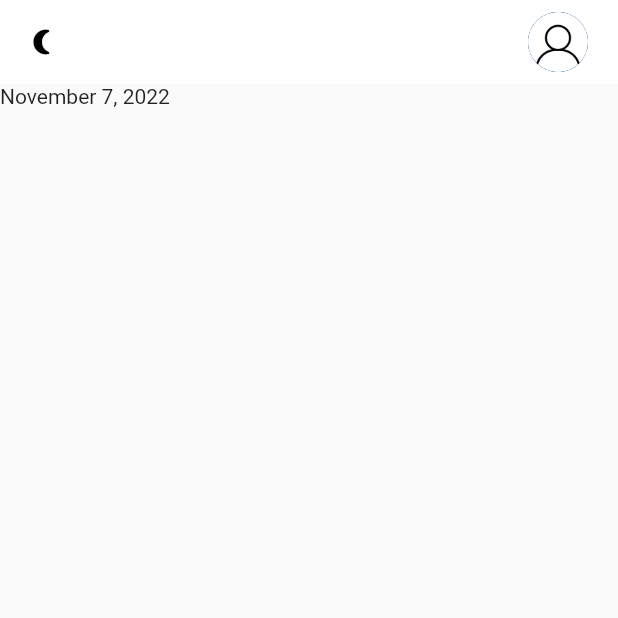
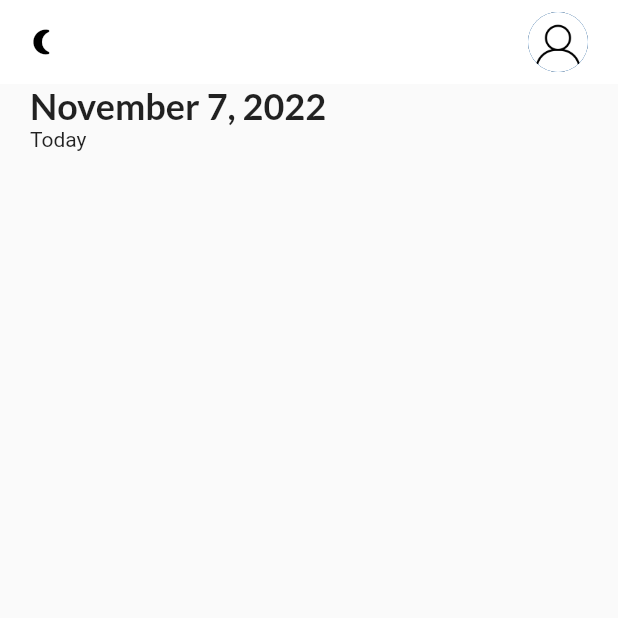
Before and after one commit to K1mJongSeong/Task, a Flutter app: the screen it shows after launch, on a phone screen of 412 x 824 dp, the top half of it. Run offline on Flutter 3.47's test engine with Material 2 defaults, Android fonts, the light colour scheme and no system bars; our stand-ins replace flutter_local_notifications, get, get_storage, google_fonts, timezone.

Commit message:
2022/11/7

```diff
--- a/lib/ui/home_page.dart
+++ b/lib/ui/home_page.dart
@@ -2,6 +2,7 @@ import 'package:flutter/material.dart';
 import 'package:get/get.dart';
 import 'package:intl/intl.dart';
 import 'package:untitled/services/notification_services.dart';
+import 'package:untitled/ui/theme.dart';
 
 import '../services/theme_services.dart';
 
@@ -30,10 +31,16 @@ class _HomePageState extends State<HomePage> {
     children: [
       Row(
         children: [
-          Column(
-            children: [
-              Text(DateFormat.yMMMMd().format(DateTime.now())),
-            ],
+          Container(
+            margin: const EdgeInsets.symmetric(horizontal: 20),
+            child: Column(
+              crossAxisAlignment: CrossAxisAlignment.start,
+              children: [
+                Text(DateFormat.yMMMMd().format(DateTime.now()),
+                style: subHeadingStyle,),
+                Text("Today")
+              ],
+            ),
           )
         ],
       )
--- a/lib/ui/theme.dart
+++ b/lib/ui/theme.dart
@@ -1,5 +1,6 @@
 
 import 'package:flutter/material.dart';
+import 'package:google_fonts/google_fonts.dart';
 
 const Color bluishClr = Color(0xFF4e5ae8);
 const Color yellowClr = Color(0xFFFFB746);
@@ -22,3 +23,12 @@ class Themes{
     brightness: Brightness.dark
   );
 }
+
+TextStyle get subHeadingStyle{
+  return GoogleFonts.lato(
+    textStyle: TextStyle(
+      fontSize: 24,
+      fontWeight: FontWeight.bold
+    )
+  );
+}
```
